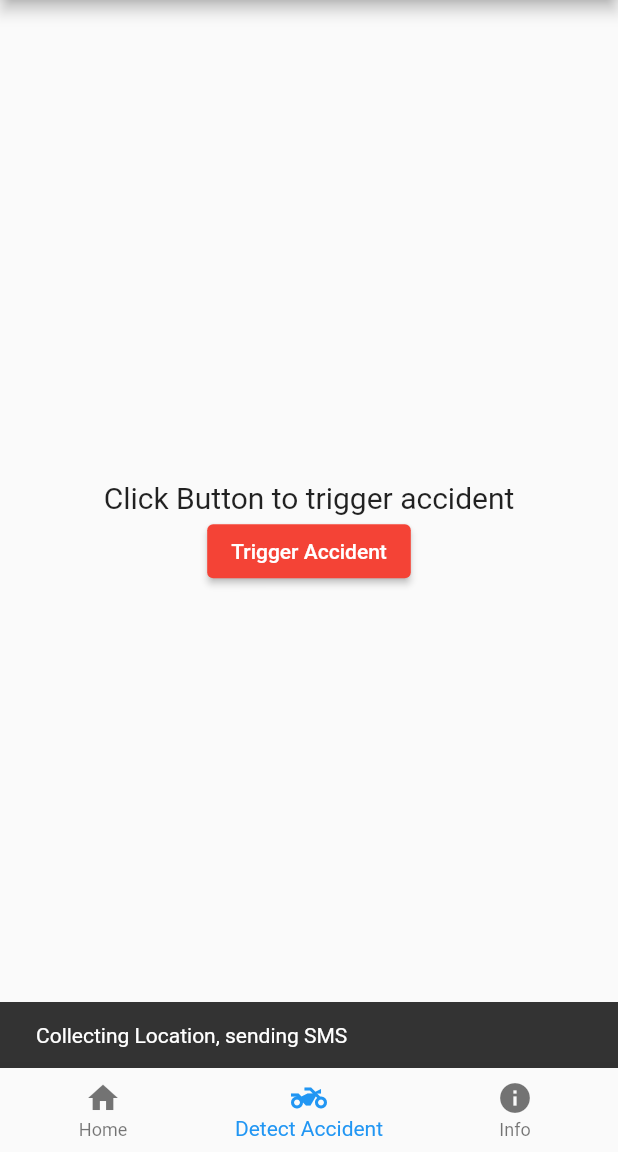
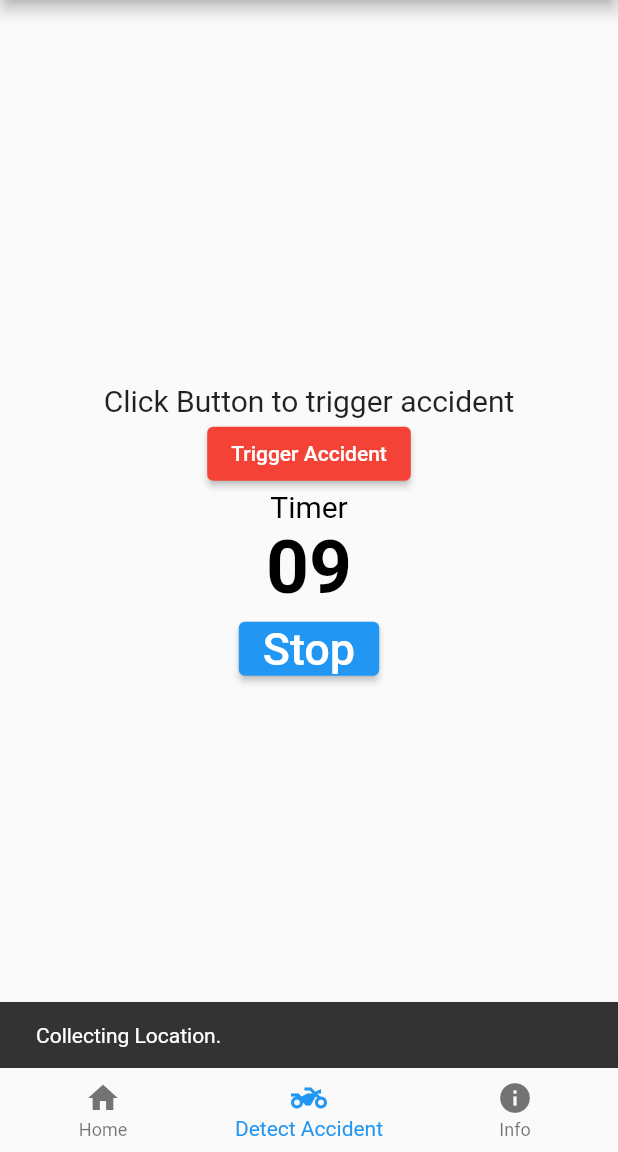
Before and after one commit to JoelVStan/Accident-Detection, a Flutter app: the screen it shows after launch, item 2 of the bottom bar chosen, after a tap on "Trigger Accident", on a phone screen of 412 x 824 dp, the part 84-1236 px from its top. Run offline on Flutter 3.47's test engine with Material 2 defaults, Android fonts, the phone set to English and light mode, and no system bars; our stand-ins replace geocoding, geolocator; missing offline and left inert: telephony.

Commit message:
Timer added.

```diff
--- a/lib/accident.dart
+++ b/lib/accident.dart
@@ -51,21 +51,63 @@ class _AccidentButtonPageState extends State<AccidentButtonPage> {
 }
 // locator code ends
 
-Future<void> GetAddressFromLatLong(Position position)async {
+Future<void> GetAddressFromLatLong(Position position, String location)async {
     List<Placemark> placemarks = await placemarkFromCoordinates(position.latitude, position.longitude);
     print(placemarks);
     Placemark place = placemarks[0];
     address = '${place.thoroughfare}, ${place.subLocality}, ${place.locality}, ${place.postalCode}, ${place.administrativeArea}, ${place.country}';
     telephony.sendSms(
 	    to: "9495319900",
-	    message: address
+	    message: "Emergency! Accident detected!\n$location\n$address",
             );
     setState(()  {
     });
   }
 
+  Timer? countdownTimer;
+  Duration myDuration = const Duration(seconds: 10);
+
+  void startTimer() {
+    countdownTimer =
+        Timer.periodic(Duration(seconds: 1), (_) => setCountDown());
+  }
+
+  void stopTimer() {
+    setState(() => countdownTimer!.cancel());
+  }
+
+  void setCountDown() {
+    final reduceSecondsBy = 1;
+    setState(() {
+      final seconds = myDuration.inSeconds - reduceSecondsBy;
+      if (seconds < 0) {
+        countdownTimer!.cancel();
+        timerfinished();
+        showSMSsent();
+      } else {
+        myDuration = Duration(seconds: seconds);
+      }
+    });
+  }
+
+  void timerfinished() async{
+      Position position = await _getGeoLocationPosition();
+      location = 'Lat: ${position.latitude}, Long: ${position.longitude}';
+      GetAddressFromLatLong(position, location);
+  }
+
+  void showSMSsent() {
+    const snackBar2 = SnackBar(
+      content: Text('SMS Sent'),
+      );
+    ScaffoldMessenger.of(context).showSnackBar(snackBar2);
+  }
+
   @override
   Widget build(BuildContext context) {
+    String strDigits(int n) => n.toString().padLeft(2, '0');
+
+    final seconds = strDigits(myDuration.inSeconds.remainder(60));
     return Scaffold(
       appBar: AppBar(
         title: const Text('Accident Detection'),
@@ -77,6 +119,9 @@ Future<void> GetAddressFromLatLong(Position position)async {
           //Text(location, style: const TextStyle(fontSize: 15)
         //),
         //Text('${address}'),
+
+
+
         const Text("Click Button to trigger accident", style: TextStyle(fontSize: 20)),
 
 
@@ -87,27 +132,62 @@ Future<void> GetAddressFromLatLong(Position position)async {
           ),
           onPressed: () async{
 
+            startTimer();
+
             // snackpack code
-            const snackBar = SnackBar(
-              content: Text('Collecting Location, sending SMS'),
+            const snackBar1 = SnackBar(
+              content: Text('Collecting Location.'),
               );
-              ScaffoldMessenger.of(context).showSnackBar(snackBar);
+              ScaffoldMessenger.of(context).showSnackBar(snackBar1);
 
-              Position position = await _getGeoLocationPosition();
-              //print(position.latitude);
-              location = 'Lat: ${position.latitude}, Long: ${position.longitude}';
-              GetAddressFromLatLong(position);
-              //String add = address;
+              //Position position = await _getGeoLocationPosition();
+              //location = 'Lat: ${position.latitude}, Long: ${position.longitude}';
+              //GetAddressFromLatLong(position, location);
 
-            const snackBa = SnackBar(
-              content: Text('SMS Sent'),
-              );
-              ScaffoldMessenger.of(context).showSnackBar(snackBa);
+
+
 
 
           },
           child: const Text('Trigger Accident'),
-        )
+        ),
+
+        const Text(
+          "Timer",
+          style: TextStyle(
+            color: Colors.black,
+            fontSize: 20
+          ),
+          ),
+
+        Text(
+              seconds,
+              style: const TextStyle(
+                  fontWeight: FontWeight.bold,
+                  color: Colors.black,
+                  fontSize: 50),
+            ),
+
+
+        ElevatedButton(
+              onPressed: () {
+                if (countdownTimer == null || countdownTimer!.isActive) {
+                  stopTimer();
+                }
+
+                const snackBar3 = SnackBar(
+                  content: Text('Timer Stopped. SMS not sent.'),
+                  );
+                ScaffoldMessenger.of(context).showSnackBar(snackBar3);
+              },
+              child: const Text(
+                'Stop',
+                style: TextStyle(
+                  fontSize: 30,
+                ),
+              ),
+            ),
+
         ]
       ),
       ),
```
Also changed, not shown: lib/info.dart (+8 -2 lines).
